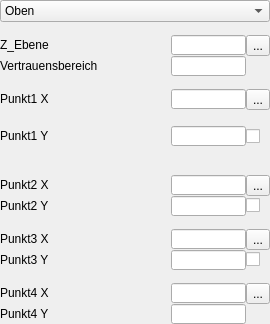
Qt form TouchProbe/tp_ebenheit.ui (mikejg/CamHelper) before a commit.
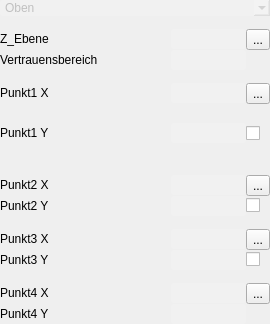
The same form after that commit. Icons and pictures are not drawn. Custom widgets are drawn as their Qt base class.

Diff of the .ui file:
```diff
--- a/TouchProbe/tp_ebenheit.ui
+++ b/TouchProbe/tp_ebenheit.ui
@@ -19,6 +19,19 @@
   <property name="windowTitle">
    <string>Form</string>
   </property>
+  <property name="styleSheet">
+   <string notr="true">QLineEdit{color:rgb(192,192,192);
+                  background-color: rgba(255, 255, 255,32);
+                  border-radius:3px;}
+QLineEdit:focus{color:rgb(192,192,192);
+                             border: 1px solid;
+                             border-color: rgb(0, 128, 0);
+                            selection-background-color: rgb(40, 76, 117);}
+
+QComboBox{color:rgb(192,192,192);
+                        background-color: rgba(255, 255, 255,32);
+                         border-radius:3px;}</string>
+  </property>
   <layout class="QVBoxLayout" name="verticalLayout">
    <property name="spacing">
     <number>0</number>
```
Left out of the diff: 10 changed lines with no effect on the pictures.
